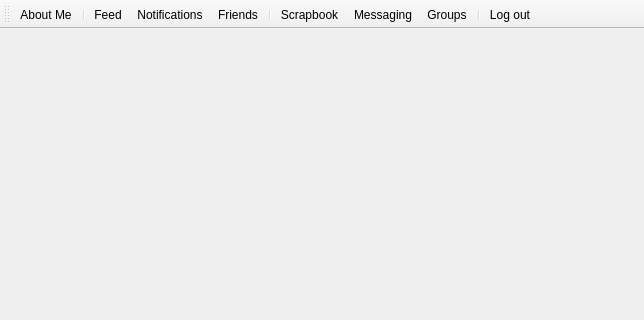
The window that gui/mainwindow.ui (Huy-Nguyen-HCI/RocketBook) describes before a commit, drawn with Qt 5; both pictures show x 0 to 644 and y 0 to 320 of the 644 by 482 pixel window.
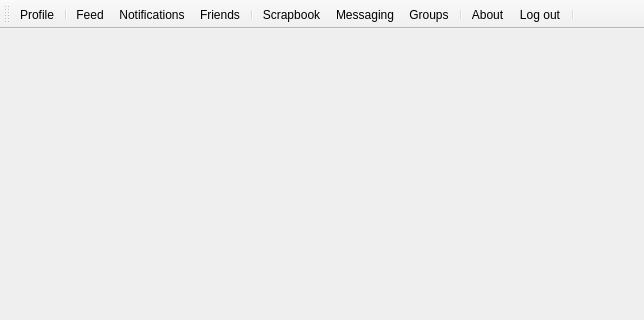
The same window after the commit. Icons and pictures are not drawn.

What changed in the file:
```diff
--- a/gui/mainwindow.ui
+++ b/gui/mainwindow.ui
@@ -49,7 +49,9 @@
    <addaction name="actionMessaging"/>
    <addaction name="actionGroups"/>
    <addaction name="separator"/>
+   <addaction name="actionAbout_Rocketbook"/>
    <addaction name="actionLog_out"/>
+   <addaction name="separator"/>
   </widget>
   <action name="actionFeed">
    <property name="icon">
@@ -69,7 +71,7 @@
      <normaloff>user.png</normaloff>user.png</iconset>
    </property>
    <property name="text">
-    <string>About Me</string>
+    <string>Profile</string>
    </property>
    <property name="toolTip">
     <string>Manage account</string>
@@ -147,6 +149,18 @@
     <string>View the scrapbook</string>
    </property>
   </action>
+  <action name="actionAbout_Rocketbook">
+   <property name="icon">
+    <iconset>
+     <normaloff>:/about.png</normaloff>:/about.png</iconset>
+   </property>
+   <property name="text">
+    <string>About</string>
+   </property>
+   <property name="toolTip">
+    <string>See app and developer information</string>
+   </property>
+  </action>
  </widget>
  <resources>
   <include location="icons.qrc"/>
```
Left out of the diff: 12 changed lines with no effect on the pictures.
